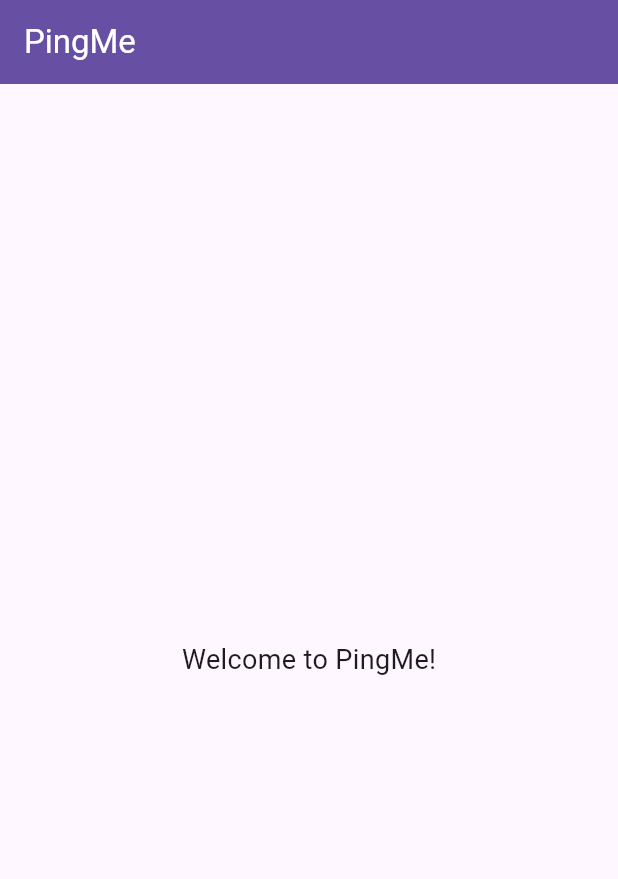
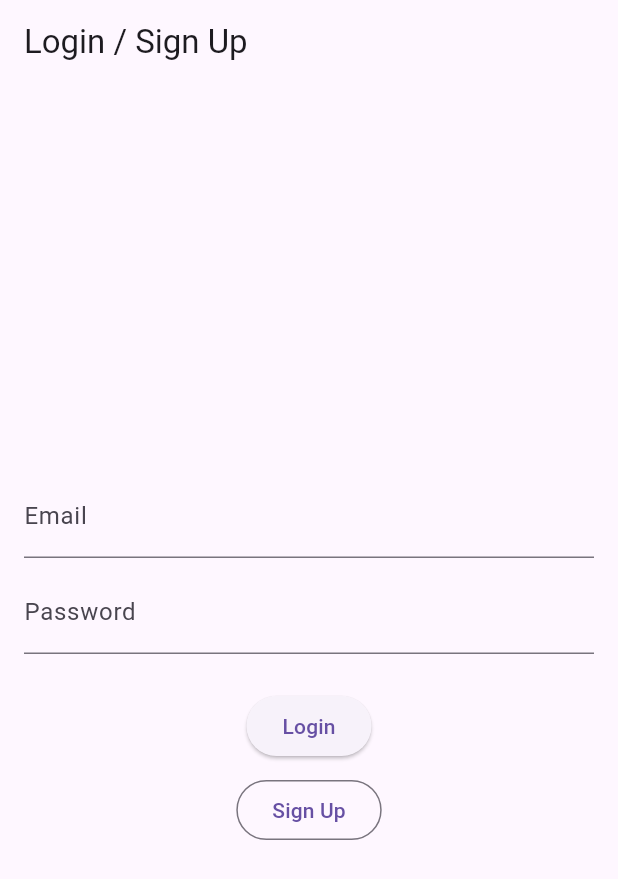
Before and after one commit to sanket-pilane/PingMe, a Flutter app: the screen it shows after launch, on a phone screen of 412 x 824 dp. Shown: the top 879 px of the screen. Run offline on Flutter 3.47's test engine with Material 3 defaults, Android fonts, the phone set to English and light mode, and no system bars; our stand-ins replace bloc, firebase_auth, firebase_core, flutter_bloc; accounts and stored records are empty.

Commit message:
FEAT(auth): Implement feature-first BLoC architecture and wire up Firebase Auth.

```diff
--- /dev/null
+++ b/devtools_options.yaml
@@ -0,0 +1,3 @@
+description: This file stores settings for Dart & Flutter DevTools.
+documentation: https://docs.flutter.dev/tools/devtools/extensions#configure-extension-enablement-states
+extensions:
--- /dev/null
+++ b/lib/app/app.dart
@@ -0,0 +1,45 @@
+import 'package:flutter/material.dart';
+import 'package:flutter_bloc/flutter_bloc.dart';
+import 'package:pingme/features/auth/bloc/auth_bloc.dart';
+import 'package:pingme/features/auth/data/auth_repository.dart';
+import 'package:pingme/features/auth/view/login_screen.dart';
+import 'package:pingme/features/home/view/home_screen.dart';
+
+class App extends StatelessWidget {
+  const App({super.key, required AuthRepository authRepository})
+    : _authRepository = authRepository;
+
+  final AuthRepository _authRepository;
+
+  @override
+  Widget build(BuildContext context) {
+    return RepositoryProvider.value(
+      value: _authRepository,
+      child: BlocProvider(
+        create: (_) => AuthBloc(authRepository: _authRepository),
+        child: const AppView(),
+      ),
+    );
+  }
+}
+
+class AppView extends StatelessWidget {
+  const AppView({super.key});
+
+  @override
+  Widget build(BuildContext context) {
+    return MaterialApp(
+      title: 'PingMe',
+      theme: ThemeData(primarySwatch: Colors.blue, useMaterial3: true),
+      home: BlocBuilder<AuthBloc, AuthState>(
+        builder: (context, state) {
+          if (state.status == AuthStatus.authenticated) {
+            return const HomeScreen();
+          } else {
+            return const LoginScreen();
+          }
+        },
+      ),
+    );
+  }
+}
--- /dev/null
+++ b/lib/features/auth/bloc/auth_bloc.dart
@@ -0,0 +1,40 @@
+import 'dart:async';
+
+import 'package:bloc/bloc.dart';
+import 'package:firebase_auth/firebase_auth.dart' as firebase_auth;
+import 'package:flutter/foundation.dart';
+import 'package:pingme/features/auth/data/auth_repository.dart';
+
+part 'auth_event.dart';
+part 'auth_state.dart';
+
+class AuthBloc extends Bloc<AuthEvent, AuthState> {
+  final AuthRepository _authRepository;
+  StreamSubscription<firebase_auth.User?>? _userSubscription;
+
+  AuthBloc({required AuthRepository authRepository})
+    : _authRepository = authRepository,
+      super(const AuthState.unknown()) {
+    _userSubscription = _authRepository.user.listen((user) {
+      add(AuthUserChanged(user: user));
+    });
+
+    on<AuthUserChanged>((event, emit) {
+      if (event.user != null) {
+        emit(AuthState.authenticated(user: event.user!));
+      } else {
+        emit(const AuthState.unauthenticated());
+      }
+    });
+
+    on<AuthLogoutRequested>((event, emit) {
+      _authRepository.logOut();
+    });
+  }
+
+  @override
+  Future<void> close() {
+    _userSubscription?.cancel();
+    return super.close();
+  }
+}
--- /dev/null
+++ b/lib/features/auth/bloc/auth_event.dart
@@ -0,0 +1,15 @@
+part of 'auth_bloc.dart';
+
+@immutable
+abstract class AuthEvent {
+  const AuthEvent();
+}
+
+class AuthUserChanged extends AuthEvent {
+  const AuthUserChanged({this.user});
+  final firebase_auth.User? user;
+}
+
+class AuthLogoutRequested extends AuthEvent {
+  const AuthLogoutRequested();
+}
--- /dev/null
+++ b/lib/features/auth/bloc/auth_state.dart
@@ -0,0 +1,19 @@
+part of 'auth_bloc.dart';
+
+enum AuthStatus { authenticated, unauthenticated, unknown }
+
+@immutable
+class AuthState {
+  final AuthStatus status;
+  final firebase_auth.User? user;
+
+  const AuthState._({required this.status, this.user});
+
+  const AuthState.unknown() : this._(status: AuthStatus.unknown);
+
+  const AuthState.authenticated({required firebase_auth.User user})
+    : this._(status: AuthStatus.authenticated, user: user);
+
+  const AuthState.unauthenticated()
+    : this._(status: AuthStatus.unauthenticated);
+}
--- /dev/null
+++ b/lib/features/auth/data/auth_repository.dart
@@ -0,0 +1,41 @@
+import 'package:firebase_auth/firebase_auth.dart' as firebase_auth;
+
+class AuthRepository {
+  final firebase_auth.FirebaseAuth _firebaseAuth;
+
+  AuthRepository({firebase_auth.FirebaseAuth? firebaseAuth})
+    : _firebaseAuth = firebaseAuth ?? firebase_auth.FirebaseAuth.instance;
+
+  Stream<firebase_auth.User?> get user {
+    return _firebaseAuth.authStateChanges();
+  }
+
+  Future<void> signUp({required String email, required String password}) async {
+    try {
+      await _firebaseAuth.createUserWithEmailAndPassword(
+        email: email,
+        password: password,
+      );
+    } catch (_) {
+      rethrow;
+    }
+  }
+
+  Future<void> logInWithEmailAndPassword({
+    required String email,
+    required String password,
+  }) async {
+    try {
+      await _firebaseAuth.signInWithEmailAndPassword(
+        email: email,
+        password: password,
+      );
+    } catch (_) {
+      rethrow;
+    }
+  }
+
+  Future<void> logOut() async {
+    await _firebaseAuth.signOut();
+  }
+}
--- /dev/null
+++ b/lib/features/auth/view/login_screen.dart
@@ -0,0 +1,61 @@
+import 'package:flutter/material.dart';
+import 'package:flutter_bloc/flutter_bloc.dart';
+import 'package:pingme/features/auth/data/auth_repository.dart';
+
+class LoginScreen extends StatefulWidget {
+  const LoginScreen({super.key});
+
+  @override
+  State<LoginScreen> createState() => _LoginScreenState();
+}
+
+class _LoginScreenState extends State<LoginScreen> {
+  final _emailController = TextEditingController();
+  final _passwordController = TextEditingController();
+
+  @override
+  Widget build(BuildContext context) {
+    return Scaffold(
+      appBar: AppBar(title: const Text('Login / Sign Up')),
+      body: Padding(
+        padding: const EdgeInsets.all(16.0),
+        child: Column(
+          mainAxisAlignment: MainAxisAlignment.center,
+          children: [
+            TextField(
+              controller: _emailController,
+              decoration: const InputDecoration(labelText: 'Email'),
+              keyboardType: TextInputType.emailAddress,
+            ),
+            const SizedBox(height: 8),
+            TextField(
+              controller: _passwordController,
+              decoration: const InputDecoration(labelText: 'Password'),
+              obscureText: true,
+            ),
+            const SizedBox(height: 24),
+            ElevatedButton(
+              onPressed: () {
+                context.read<AuthRepository>().logInWithEmailAndPassword(
+                  email: _emailController.text,
+                  password: _passwordController.text,
+                );
+              },
+              child: const Text('Login'),
+            ),
+            const SizedBox(height: 8),
+            OutlinedButton(
+              onPressed: () {
+                context.read<AuthRepository>().signUp(
+                  email: _emailController.text,
+                  password: _passwordController.text,
+                );
+              },
+              child: const Text('Sign Up'),
+            ),
+          ],
+        ),
+      ),
+    );
+  }
+}
--- a/lib/main.dart
+++ b/lib/main.dart
@@ -1,45 +1,14 @@
 import 'package:flutter/material.dart';
 import 'package:firebase_core/firebase_core.dart';
+import 'package:pingme/app/app.dart';
+import 'package:pingme/features/auth/data/auth_repository.dart';
 import 'firebase_options.dart';
 
 void main() async {
   WidgetsFlutterBinding.ensureInitialized();
   await Firebase.initializeApp(options: DefaultFirebaseOptions.currentPlatform);
-  runApp(const PingMeApp());
+
+  final authRepository = AuthRepository();
+
+  runApp(App(authRepository: authRepository));
 }
-
-class PingMeApp extends StatelessWidget {
-  const PingMeApp({super.key});
-
-  @override
-  Widget build(BuildContext context) {
-    return MaterialApp(
-      title: 'PingMe',
-      theme: ThemeData(primarySwatch: Colors.blue, useMaterial3: true),
-      home: const HomePage(),
-    );
-  }
-}
-
-class HomePage extends StatefulWidget {
-  const HomePage({super.key});
-
-  @override
-  State<HomePage> createState() => _HomePageState();
-}
-
-class _HomePageState extends State<HomePage> {
-  @override
-  Widget build(BuildContext context) {
-    return Scaffold(
-      appBar: AppBar(
-        title: const Text('PingMe'),
-        backgroundColor: Theme.of(context).colorScheme.primary,
-        foregroundColor: Theme.of(context).colorScheme.onPrimary,
-      ),
-      body: const Center(
-        child: Text('Welcome to PingMe!', style: TextStyle(fontSize: 18)),
-      ),
-    );
-  }
-}
--- a/pubspec.yaml
+++ b/pubspec.yaml
@@ -37,6 +37,7 @@ dependencies:
   firebase_core: ^4.2.1
   firebase_auth: ^6.1.2
   cloud_firestore: ^6.1.0
+  flutter_bloc: ^9.1.1
 
 dev_dependencies:
   flutter_test:
```
Also changed, not shown: lib/features/home/view/home_screen.dart (added, +41 -0 lines), lib/features/auth/view/home_screen.dart (added), pubspec.lock.
